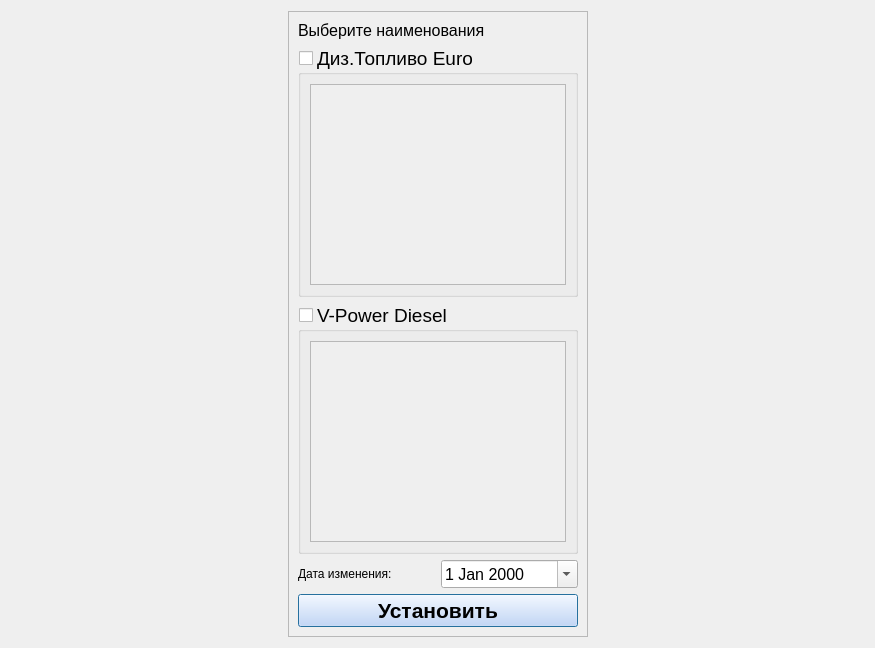
First picture: the form in ChangeFuelNameDialog/changefuelnamedialog.ui, repository rust3128/MPosUtilities, before the edit.
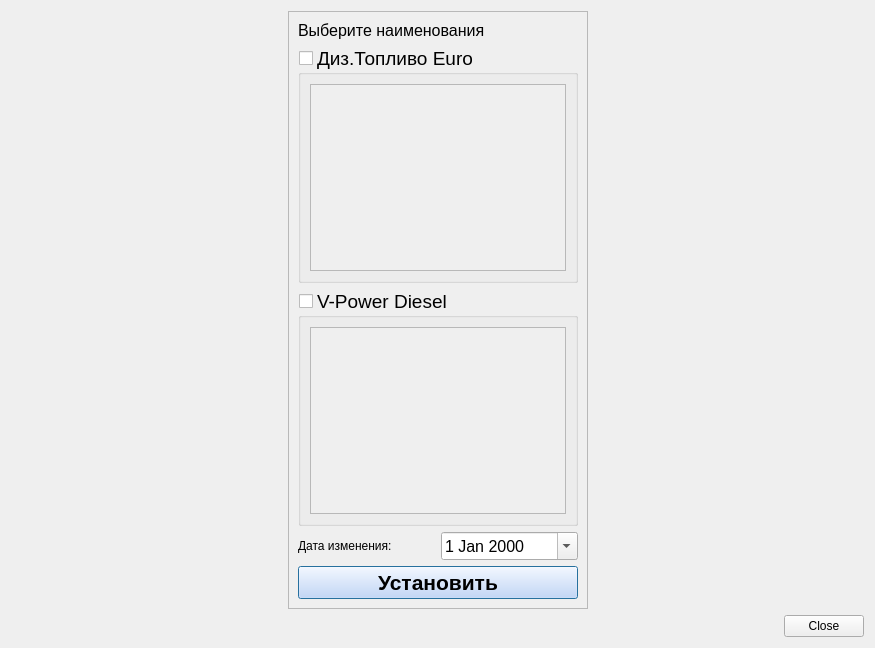
Second picture: the form after the edit. Icons and pictures are not drawn. Custom widgets are drawn as their Qt base class.

```diff
--- a/ChangeFuelNameDialog/changefuelnamedialog.ui
+++ b/ChangeFuelNameDialog/changefuelnamedialog.ui
@@ -183,8 +183,12 @@
      </layout>
     </widget>
    </item>
-   <item row="0" column="2">
-    <widget class="ViewProgressForm" name="widgetProgress" native="true"/>
+   <item row="1" column="1" colspan="2">
+    <widget class="QDialogButtonBox" name="buttonBox">
+     <property name="standardButtons">
+      <set>QDialogButtonBox::Close</set>
+     </property>
+    </widget>
    </item>
   </layout>
  </widget>
```
Left out of the diff: 3 changed lines with no effect on the pictures.
